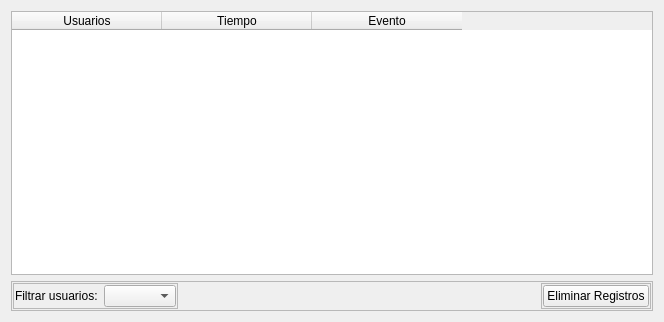
The window that transporte_ucv_harvester/logreporter.ui (BlastDV/compusciens-ucv-transporte-harvester) describes before a commit, drawn with Qt 5.
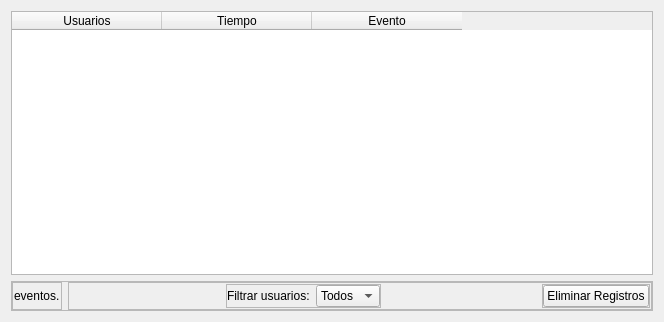
The same window after the commit.

Commit message: El visor de eventos se encuentra funcional en un 60%, resta resolver ciertas ambiguedades de interfaz y otorgar de funcionalidad a la funcion de borrar registros.

What changed in the file:
```diff
--- a/transporte_ucv_harvester/logreporter.ui
+++ b/transporte_ucv_harvester/logreporter.ui
@@ -55,6 +55,58 @@
     </widget>
    </item>
    <item>
+    <widget class="QFrame" name="BottomFrame">
+     <property name="frameShape">
+      <enum>QFrame::StyledPanel</enum>
+     </property>
+     <property name="frameShadow">
+      <enum>QFrame::Raised</enum>
+     </property>
+     <layout class="QHBoxLayout" name="horizontalLayout_4">
+      <property name="leftMargin">
+       <number>0</number>
+      </property>
+      <property name="topMargin">
+       <number>0</number>
+      </property>
+      <property name="rightMargin">
+       <number>0</number>
+      </property>
+      <property name="bottomMargin">
+       <number>0</number>
+      </property>
+      <item>
+       <widget class="QFrame" name="InfoFrame">
+        <property name="frameShape">
+         <enum>QFrame::StyledPanel</enum>
+        </property>
+        <property name="frameShadow">
+         <enum>QFrame::Raised</enum>
+        </property>
+        <layout class="QVBoxLayout" name="verticalLayout_2">
+         <property name="leftMargin">
+          <number>1</number>
+         </property>
+         <property name="topMargin">
+          <number>1</number>
+         </property>
+         <property name="rightMargin">
+          <number>1</number>
+         </property>
+         <property name="bottomMargin">
+          <number>1</number>
+         </property>
+         <item>
+          <widget class="QLabel" name="CounterLabel">
+           <property name="text">
+            <string>eventos.</string>
+           </property>
+          </widget>
+         </item>
+        </layout>
+       </widget>
+      </item>
+      <item>
     <widget class="QFrame" name="OptionsFrame">
      <property name="frameShape">
       <enum>QFrame::StyledPanel</enum>
@@ -75,6 +127,19 @@
       <property name="bottomMargin">
        <number>1</number>
       </property>
+         <item>
+          <spacer name="HSpacer1">
+           <property name="orientation">
+            <enum>Qt::Horizontal</enum>
+           </property>
+           <property name="sizeHint" stdset="0">
+            <size>
+             <width>40</width>
+             <height>20</height>
+            </size>
+           </property>
+          </spacer>
+         </item>
       <item>
        <widget class="QFrame" name="UsersFrame">
         <property name="frameShape">
@@ -85,16 +150,16 @@
         </property>
         <layout class="QHBoxLayout" name="horizontalLayout_2">
          <property name="leftMargin">
-          <number>1</number>
+             <number>0</number>
          </property>
          <property name="topMargin">
-          <number>1</number>
+             <number>0</number>
          </property>
          <property name="rightMargin">
-          <number>1</number>
+             <number>0</number>
          </property>
          <property name="bottomMargin">
-          <number>1</number>
+             <number>0</number>
          </property>
          <item>
           <widget class="QLabel" name="label">
@@ -104,13 +169,19 @@
           </widget>
          </item>
          <item>
-          <widget class="QComboBox" name="comboBox"/>
+             <widget class="QComboBox" name="UserFilter">
+              <item>
+               <property name="text">
+                <string>Todos</string>
+               </property>
+              </item>
+             </widget>
          </item>
         </layout>
        </widget>
       </item>
       <item>
-       <spacer name="horizontalSpacer">
+          <spacer name="HSpacer2">
         <property name="orientation">
          <enum>Qt::Horizontal</enum>
         </property>
@@ -132,22 +203,25 @@
         </property>
         <layout class="QHBoxLayout" name="horizontalLayout_3">
          <property name="leftMargin">
-          <number>1</number>
+             <number>0</number>
          </property>
          <property name="topMargin">
-          <number>1</number>
+             <number>0</number>
          </property>
          <property name="rightMargin">
-          <number>1</number>
+             <number>0</number>
          </property>
          <property name="bottomMargin">
-          <number>1</number>
+             <number>0</number>
          </property>
          <item>
-          <widget class="QPushButton" name="pushButton">
+             <widget class="QPushButton" name="DeleteButton">
            <property name="text">
             <string>Eliminar Registros</string>
            </property>
+             </widget>
+            </item>
+           </layout>
           </widget>
          </item>
         </layout>
```
Lines whose indentation alone changed are shown as unchanged. The commit also changes 2 other files.
